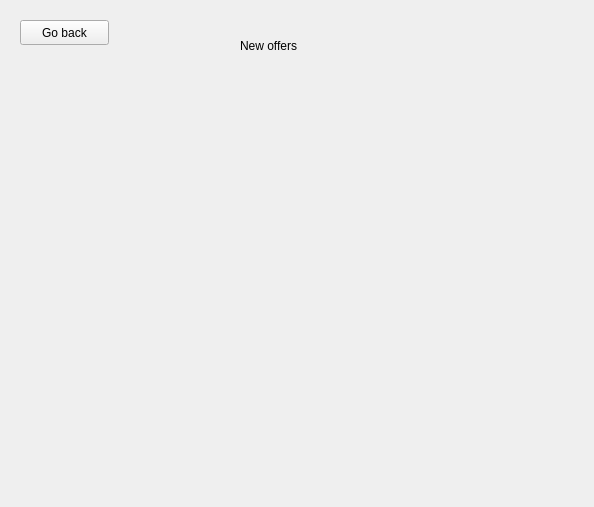
Above: sdi_app/gui/menu_driver.ui from FratiaXd/SDI before the change. Below: the same form after it.
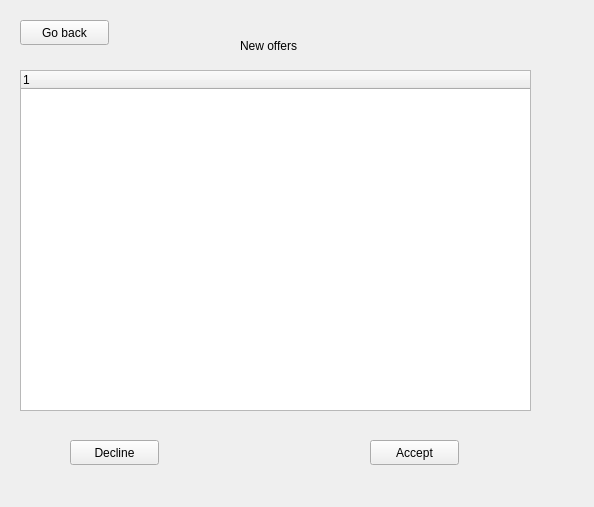
That is the form after the change. The open tabs and pages were chosen to show the change.

Commit message: driver accepts/declines order done

Diff of the .ui file:
```diff
--- a/sdi_app/gui/menu_driver.ui
+++ b/sdi_app/gui/menu_driver.ui
@@ -119,6 +119,47 @@
       <string>Go back</string>
      </property>
     </widget>
+    <widget class="QTreeWidget" name="treeWidget_2">
+     <property name="geometry">
+      <rect>
+       <x>20</x>
+       <y>70</y>
+       <width>511</width>
+       <height>341</height>
+      </rect>
+     </property>
+     <column>
+      <property name="text">
+       <string notr="true">1</string>
+      </property>
+     </column>
+    </widget>
+    <widget class="QPushButton" name="pushButton_8">
+     <property name="geometry">
+      <rect>
+       <x>70</x>
+       <y>440</y>
+       <width>89</width>
+       <height>25</height>
+      </rect>
+     </property>
+     <property name="text">
+      <string>Decline</string>
+     </property>
+    </widget>
+    <widget class="QPushButton" name="pushButton_9">
+     <property name="geometry">
+      <rect>
+       <x>370</x>
+       <y>440</y>
+       <width>89</width>
+       <height>25</height>
+      </rect>
+     </property>
+     <property name="text">
+      <string>Accept</string>
+     </property>
+    </widget>
    </widget>
    <widget class="QWidget" name="page_3">
     <widget class="QLabel" name="label_3">
```
The commit also changes 4 other files.
